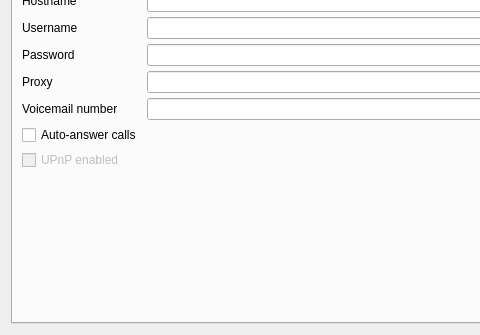
Above: accountdetails.ui from savoirfairelinux/jami-client-windows before the change; both pictures show x 0 to 480 and y 224 to 559 of the 730 by 559 pixel window. Below: the same form after it.
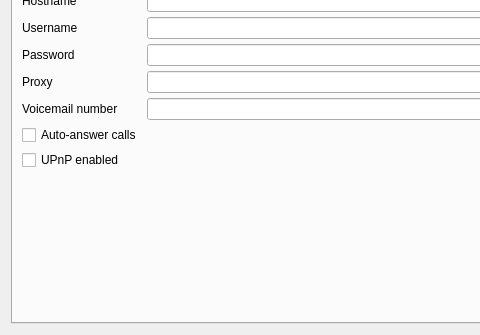
That is the form after the change. Icons and pictures are not drawn.

Commit message:
windows: add upnp ui
Refs #71910

What changed in the file:
```diff
--- a/accountdetails.ui
+++ b/accountdetails.ui
@@ -140,7 +140,7 @@
            <item row="7" column="0">
             <widget class="QCheckBox" name="upnpCheckBox">
              <property name="enabled">
-              <bool>false</bool>
+              <bool>true</bool>
              </property>
              <property name="text">
               <string>UPnP enabled</string>
```
The commit also changes 2 other files.
